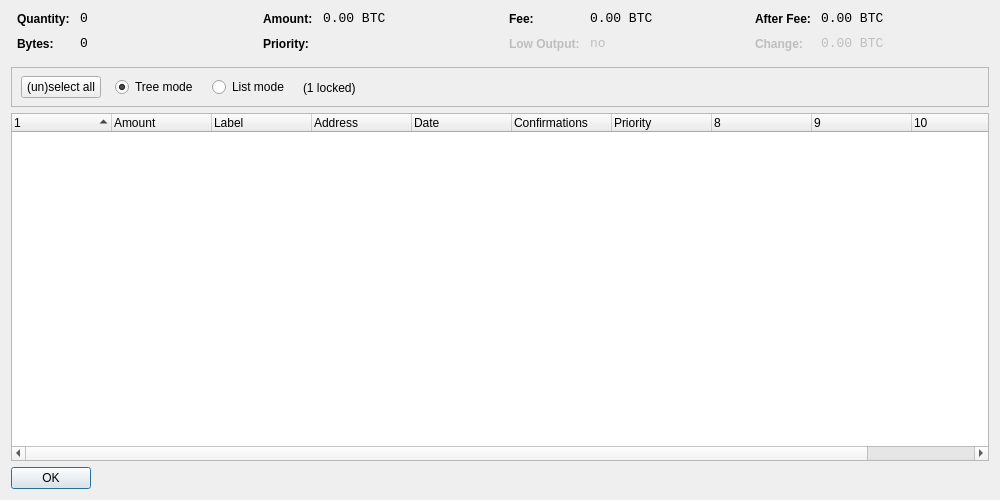
Before: the Qt Designer form src/qt/forms/coincontroldialog.ui in zillioncoin/zillioncoin, drawn with Qt 5.
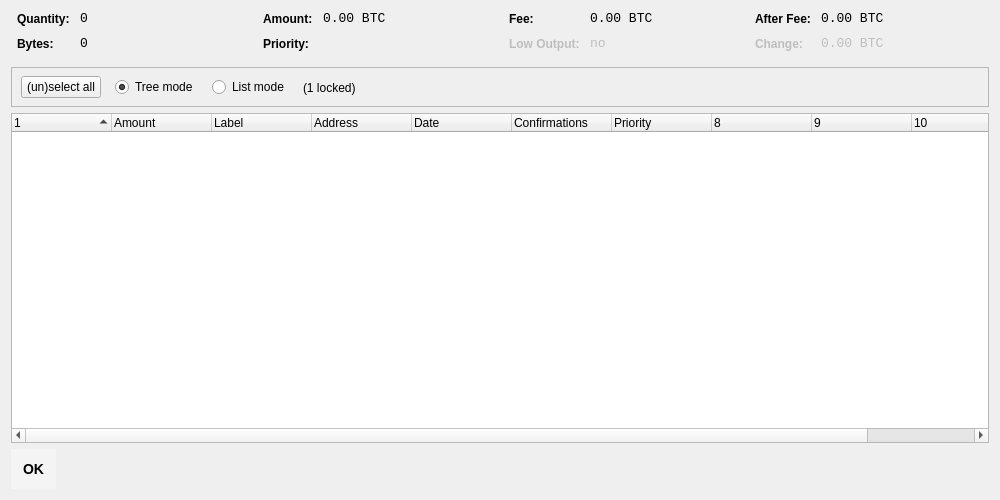
After: the same form once the commit is applied. Custom widgets are drawn as their Qt base class.

```diff
--- a/src/qt/forms/coincontroldialog.ui
+++ b/src/qt/forms/coincontroldialog.ui
@@ -534,6 +534,12 @@
        <verstretch>0</verstretch>
       </sizepolicy>
      </property>
+     <property name="styleSheet">
+      <string notr="true">background-color: #fff4f4f4;
+border-style: none;
+font: bold 14px;
+padding: 12px;</string>
+     </property>
      <property name="orientation">
       <enum>Qt::Horizontal</enum>
      </property>
```
